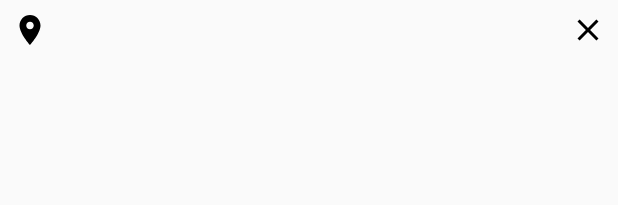
After one commit to kltsv/YamblzWeather, an Android app: the layout item_city.xml on its own in the app's theme, with its tools: preview values and no code run, on a phone screen of 412 x 824 dp. The commit adds this screen. Shown: the top 205 px of the screen. Run offline under Robolectric (Android 15) with nearby library versions, the phone set to English and light mode, and no system bars.

Commit message:
Add cities recycler view to nav drawer. Add cities adapter and item layout.

```diff
--- a/app/src/main/java/com/ringov/yamblzweather/presentation/ui/main/forecast/ForecastFragment.java
+++ b/app/src/main/java/com/ringov/yamblzweather/presentation/ui/main/forecast/ForecastFragment.java
@@ -15,7 +15,6 @@ import com.ringov.yamblzweather.R;
 import com.ringov.yamblzweather.presentation.base.BaseMvvmFragment;
 import com.ringov.yamblzweather.presentation.entity.UIWeatherList;
 
-import java.util.ArrayList;
 import java.util.List;
 
 import javax.inject.Inject;
@@ -55,7 +54,7 @@ public class ForecastFragment extends BaseMvvmFragment<ForecastViewModel> {
     public void onViewCreated(View view, @Nullable Bundle savedInstanceState) {
         getActivity().setTitle(R.string.title_forecast);
 
-        forecastAdapter = new ForecastAdapter(getContext(), new ArrayList<>());
+        forecastAdapter = new ForecastAdapter();
 
         RecyclerView.ItemDecoration itemDecoration = new
                 DividerItemDecoration(getContext(), DividerItemDecoration.VERTICAL);
--- /dev/null
+++ b/app/src/main/res/drawable/ic_city_black_24dp.xml
@@ -0,0 +1,11 @@
+<vector xmlns:android="http://schemas.android.com/apk/res/android"
+    android:width="24dp"
+    android:height="24dp"
+    android:viewportHeight="24.0"
+    android:viewportWidth="24.0">
+
+    <path
+        android:fillColor="#FF000000"
+        android:pathData="M12,2C8.13,2 5,5.13 5,9c0,5.25 7,13 7,13s7,-7.75 7,-13c0,-3.87 -3.13,-7 -7,-7zM12,11.5c-1.38,0 -2.5,-1.12 -2.5,-2.5s1.12,-2.5 2.5,-2.5 2.5,1.12 2.5,2.5 -1.12,2.5 -2.5,2.5z" />
+
+</vector>
--- /dev/null
+++ b/app/src/main/res/drawable/ic_remove_city_black_24dp.xml
@@ -0,0 +1,11 @@
+<vector xmlns:android="http://schemas.android.com/apk/res/android"
+    android:width="24dp"
+    android:height="24dp"
+    android:viewportHeight="24.0"
+    android:viewportWidth="24.0">
+
+    <path
+        android:fillColor="#FF000000"
+        android:pathData="M19,6.41L17.59,5 12,10.59 6.41,5 5,6.41 10.59,12 5,17.59 6.41,19 12,13.41 17.59,19 19,17.59 13.41,12z" />
+
+</vector>
--- /dev/null
+++ b/app/src/main/res/layout/item_city.xml
@@ -0,0 +1,31 @@
+<?xml version="1.0" encoding="utf-8"?>
+<LinearLayout xmlns:android="http://schemas.android.com/apk/res/android"
+    xmlns:app="http://schemas.android.com/apk/res-auto"
+    android:layout_width="match_parent"
+    android:layout_height="wrap_content"
+    android:orientation="horizontal">
+
+    <ImageView
+        android:id="@+id/im_city"
+        android:layout_width="@dimen/city_remove_button_size"
+        android:layout_height="@dimen/city_remove_button_size"
+        android:layout_gravity="center_vertical"
+        android:adjustViewBounds="true"
+        android:scaleType="center"
+        app:srcCompat="@drawable/ic_city_black_24dp" />
+
+    <TextView
+        android:id="@+id/tv_city_name"
+        android:layout_width="0dp"
+        android:layout_height="match_parent"
+        android:layout_weight="1"
+        android:gravity="center_vertical" />
+
+    <ImageButton
+        android:id="@+id/ib_remove_city"
+        android:layout_width="@dimen/city_remove_button_size"
+        android:layout_height="@dimen/city_remove_button_size"
+        android:background="?selectableItemBackground"
+        app:srcCompat="@drawable/ic_remove_city_black_24dp" />
+
+</LinearLayout>
--- a/app/src/main/res/values/dimens.xml
+++ b/app/src/main/res/values/dimens.xml
@@ -4,6 +4,9 @@
     <!-- Navigation drawer -->
     <dimen name="drawer_header_height">160dp</dimen>
     <dimen name="drawer_header_image_offset">-56dp</dimen>
+
+    <!-- Cities list -->
+    <dimen name="city_remove_button_size">40dp</dimen>
 
     <!-- Forecast items -->
     <dimen name="item_weather_height">40dp</dimen>
```
Also changed, not shown: app/src/main/java/com/ringov/yamblzweather/domain/Mapper.java (+19 -0 lines), app/src/main/java/com/ringov/yamblzweather/presentation/entity/UICityFavorite.java (added, +48 -0 lines), app/src/main/java/com/ringov/yamblzweather/presentation/ui/main/CityAdapter.java (added, +59 -0 lines), app/src/main/java/com/ringov/yamblzweather/presentation/ui/main/CityViewHolder.java (added, +27 -0 lines), app/src/main/java/com/ringov/yamblzweather/presentation/ui/main/MainActivity.java (+18 -4 lines), app/src/main/java/com/ringov/yamblzweather/presentation/ui/main/forecast/ForecastAdapter.java (+4 -4 lines), app/src/main/res/drawable/ic_chosen_city_black_24dp.xml (added, +11 -0 lines), app/src/main/res/layout/drawer_header.xml (+15 -1 lines).
